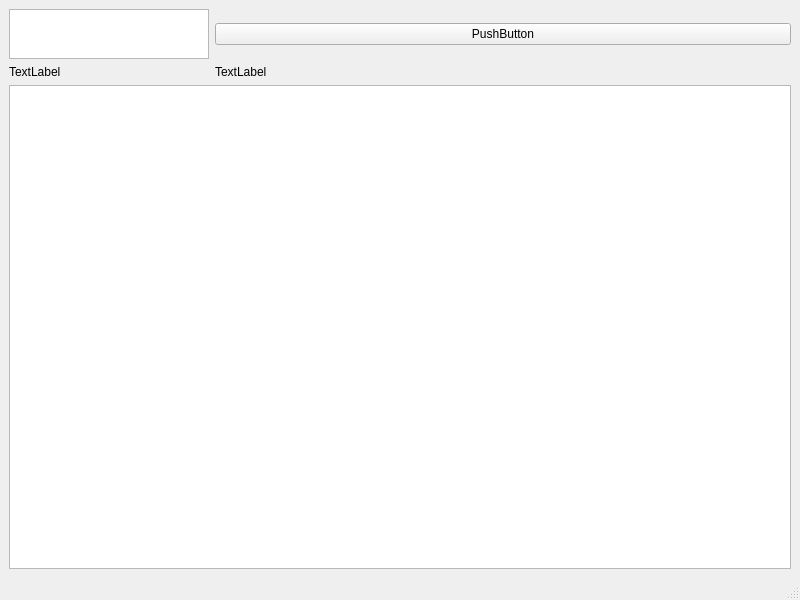
Old version of the form CanCommunicateLinuxVersion/UI/filter.ui in the repository serarandal/CANCommunicate.
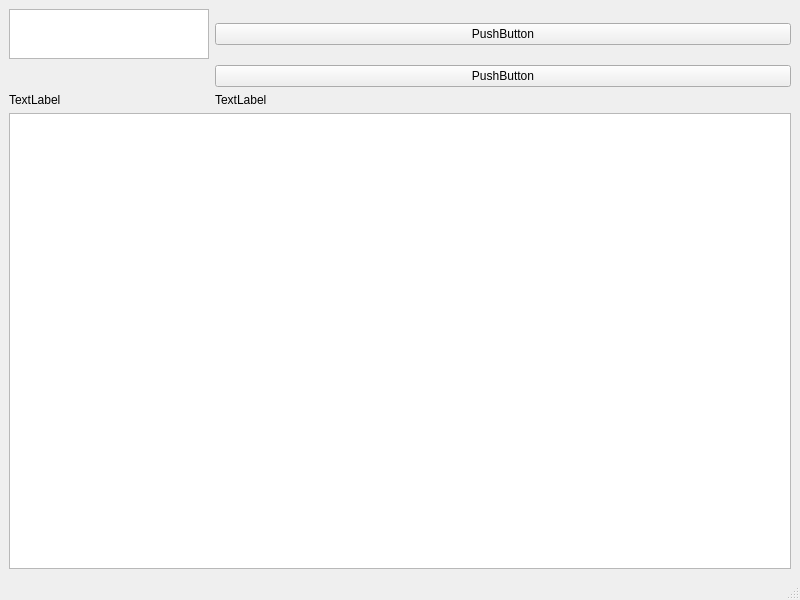
New version of the form.

Commit message: "It just works"Todd Howard Updated filter Window

```diff
--- a/CanCommunicateLinuxVersion/UI/filter.ui
+++ b/CanCommunicateLinuxVersion/UI/filter.ui
@@ -17,14 +17,7 @@
    <layout class="QGridLayout" name="gridLayout_2">
     <item row="0" column="0">
      <layout class="QGridLayout" name="gridLayout">
-      <item row="1" column="0">
-       <widget class="QLabel" name="label">
-        <property name="text">
-         <string>TextLabel</string>
-        </property>
-       </widget>
-      </item>
-      <item row="1" column="1">
+      <item row="2" column="1">
        <widget class="QLabel" name="label_2">
         <property name="text">
          <string>TextLabel</string>
@@ -38,9 +31,16 @@
         </property>
        </widget>
       </item>
-      <item row="2" column="0" colspan="2">
+      <item row="3" column="0" colspan="2">
        <widget class="QListView" name="listView"/>
       </item>
+      <item row="2" column="0">
+       <widget class="QLabel" name="label">
+        <property name="text">
+         <string>TextLabel</string>
+        </property>
+       </widget>
+      </item>
       <item row="0" column="0">
        <widget class="QTextEdit" name="textEdit">
         <property name="sizePolicy">
@@ -63,6 +63,13 @@
         </property>
        </widget>
       </item>
+      <item row="1" column="1">
+       <widget class="QPushButton" name="pushButton_2">
+        <property name="text">
+         <string>PushButton</string>
+        </property>
+       </widget>
+      </item>
      </layout>
     </item>
    </layout>
```
The commit also changes 2 other files.
